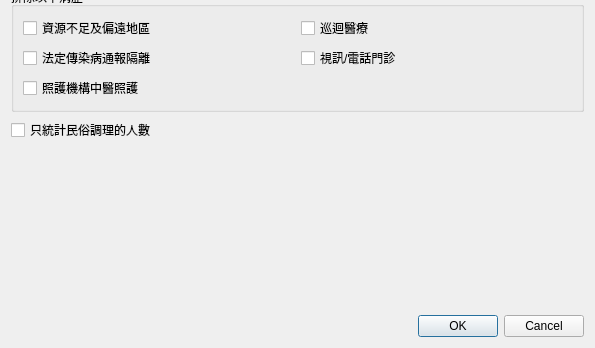
The window that ui/dialog_statistics_therapist.ui (picacat/pymedical) describes before a commit, drawn with Qt 5; both pictures show x 0 to 595 and y 319 to 667 of the 595 by 667 pixel window.
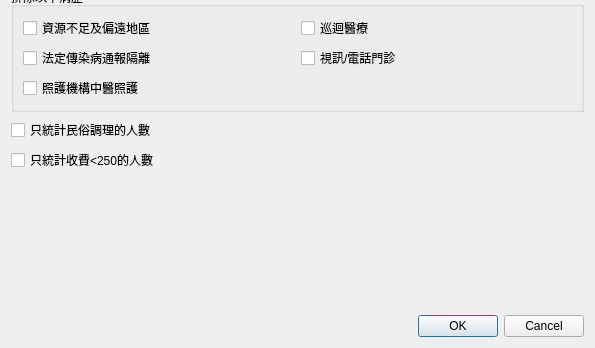
The same window after the commit.

```diff
--- a/ui/dialog_statistics_therapist.ui
+++ b/ui/dialog_statistics_therapist.ui
@@ -359,6 +359,13 @@
      </property>
     </widget>
    </item>
+   <item>
+    <widget class="QCheckBox" name="checkBox_under_250">
+     <property name="text">
+      <string>只統計收費&lt;250的人數</string>
+     </property>
+    </widget>
+   </item>
    <item>
     <spacer name="verticalSpacer">
      <property name="orientation">
```
